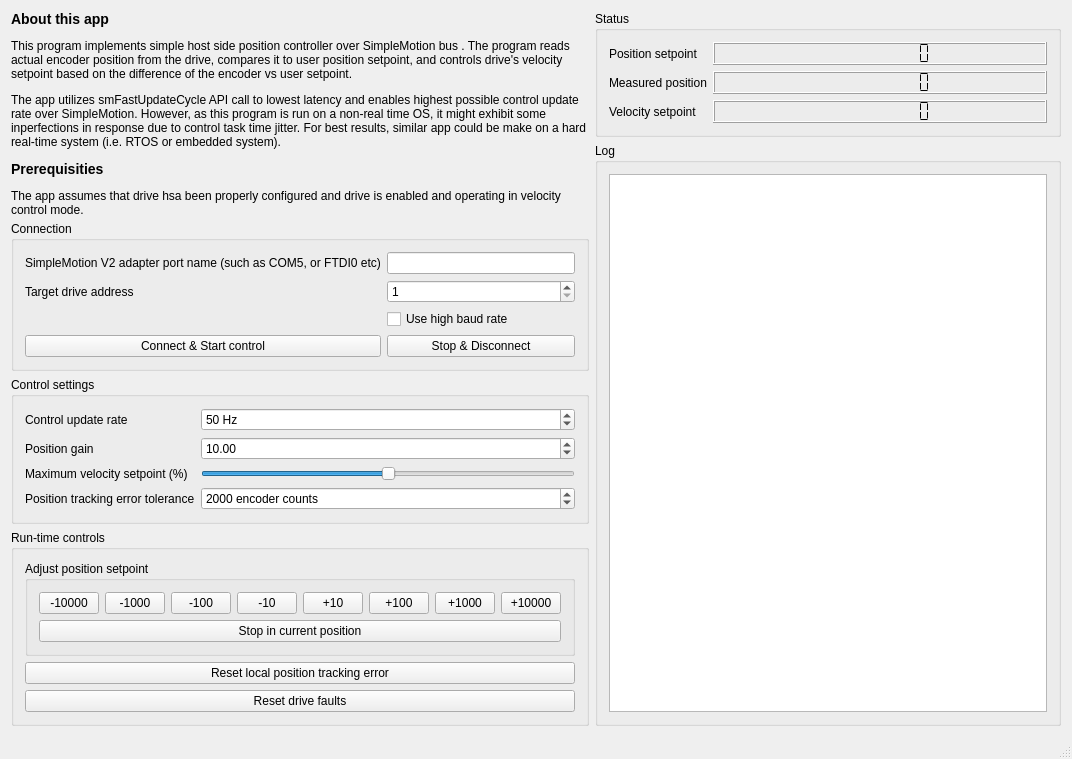
GraniteDevices/SimpleMotionV2Examples, file RealtimeControlExample/mw.ui: the form before one commit.
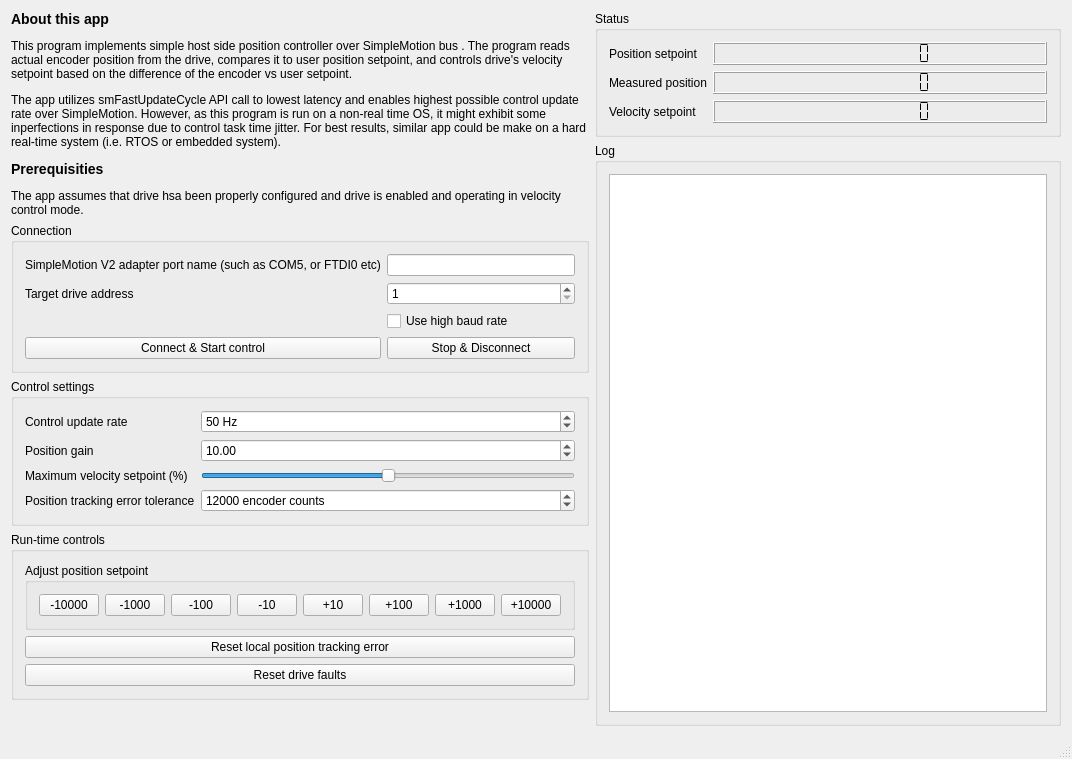
The form after the commit.

Diff of the .ui file:
```diff
--- a/RealtimeControlExample/mw.ui
+++ b/RealtimeControlExample/mw.ui
@@ -145,7 +145,7 @@
             <number>500</number>
            </property>
            <property name="value">
-            <number>2000</number>
+            <number>12000</number>
            </property>
           </widget>
          </item>
@@ -322,13 +322,6 @@
               </item>
              </layout>
             </item>
-            <item>
-             <widget class="QPushButton" name="stopInCurrentPosition">
-              <property name="text">
-               <string>Stop in current position</string>
-              </property>
-             </widget>
-            </item>
            </layout>
           </widget>
          </item>
```
Left out of the diff: 22 changed lines with no effect on the pictures.
